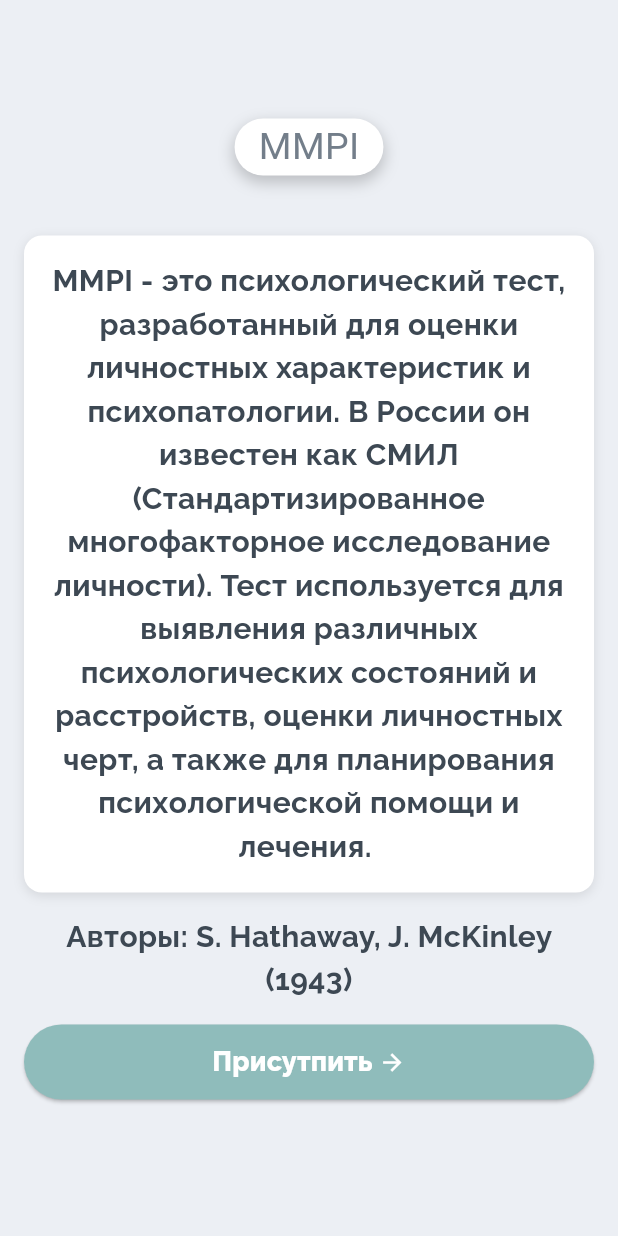
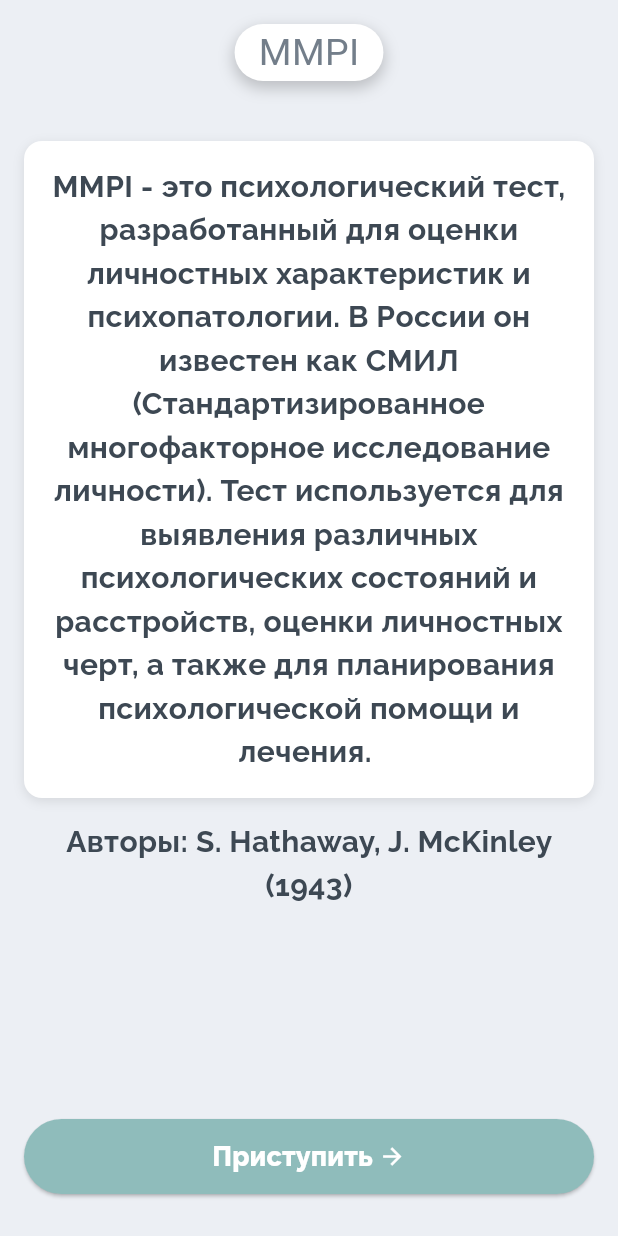
Before and after one commit to GAMNAP-Firefly/Frontend, a Flutter app: the TestDescriptionPage screen opened directly, on a phone screen of 412 x 824 dp. Run offline on Flutter 3.47's test engine with Material 3 defaults, Android fonts, the phone set to English and light mode, and no system bars.

Commit message:
chore: fix some mistakes

```diff
--- a/lib/features/test_description/presentation/test_description_page.dart
+++ b/lib/features/test_description/presentation/test_description_page.dart
@@ -11,10 +11,7 @@ class TestDescriptionPage extends StatelessWidget {
   Widget build(BuildContext context) {
     return Scaffold(
       resizeToAvoidBottomInset: false,
-      body: Stack(
-        children: [
-          Center(
-            child: SingleChildScrollView(
+      body: Padding(
         padding: const EdgeInsets.all(16.0),
         child: Column(
           mainAxisSize: MainAxisSize.min,
@@ -51,7 +48,7 @@ class TestDescriptionPage extends StatelessWidget {
               ),
               textAlign: TextAlign.center,
             ),
-                  const SizedBox(height: 15),
+            const Spacer(),
             ContinueButton(
               onPressed: () {
                 Navigator.push(
@@ -69,9 +66,6 @@ class TestDescriptionPage extends StatelessWidget {
           ],
         ),
       ),
-          ),
-        ],
-      ),
     );
   }
 }
--- a/lib/resources/strings.dart
+++ b/lib/resources/strings.dart
@@ -16,7 +16,7 @@ class Strings {
   static const String testNameMock2 = "MBTI";
   static const String testNameMock3 = "ENNEAGRAM";
   static const String testAuthorMock = "Авторы: S. Hathaway, J. McKinley (1943)";
-  static const String start = "Присутпить";
+  static const String start = "Приступить";
   static const String testDescMock = "MMPI - это психологический тест, разработанный для оценки личностных характеристик и психопатологии. В России он известен как СМИЛ (Стандартизированное многофакторное исследование личности). Тест используется для выявления различных психологических состояний и расстройств, оценки личностных черт, а также для планирования психологической помощи и лечения. ";
 
 }
```
Also changed, not shown: lib/features/test_processing/presentation/test_proccesing_page.dart (+7 -1 lines). Lines whose indentation alone changed are shown as unchanged.
